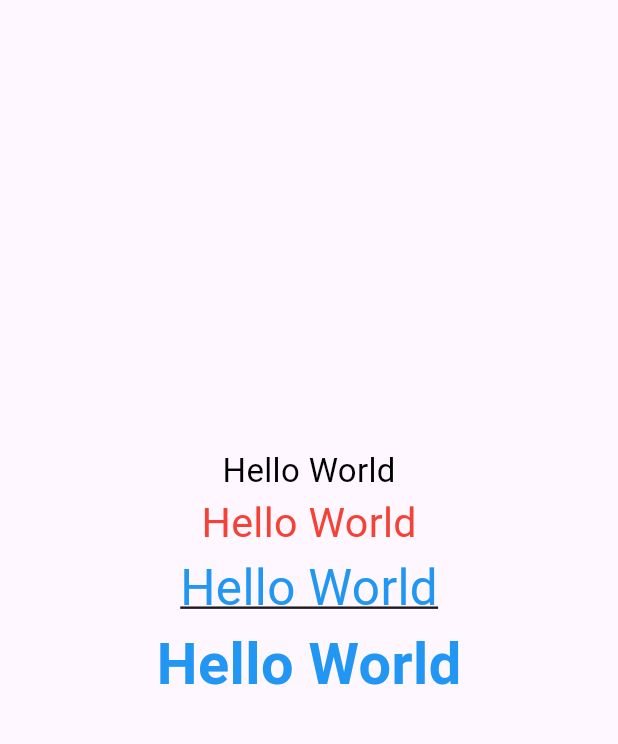
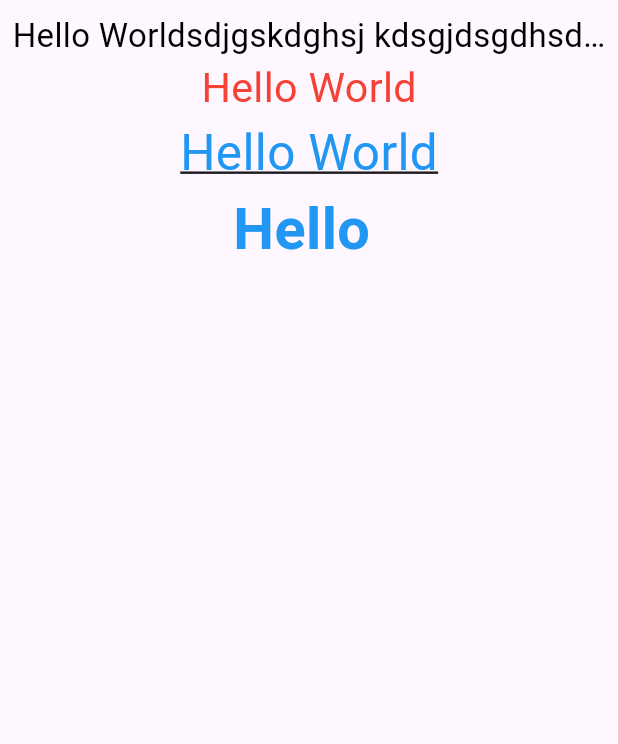
Before and after one commit to TamilSelvanRaja/Responsive_font_flutter, a Flutter app: the screen it shows after launch, on a phone screen of 412 x 824 dp, the part 84-828 px from its top. Run offline on Flutter 3.47's test engine with Material 3 defaults, Android fonts, the phone set to English and light mode, and no system bars.

Commit message:
Package Update

```diff
--- a/example/lib/main.dart
+++ b/example/lib/main.dart
@@ -37,14 +37,16 @@ class _MyHomePageState extends State<MyHomePage> {
         title: Text(widget.text),
       ),
       body: const Center(
-        child: Column(
-          mainAxisAlignment: MainAxisAlignment.center,
-          children: [
-            ResponsiveFonts(text: "Hello World", size: 20),
-            ResponsiveFonts(text: "Hello World", size: 25, color: Colors.red),
-            ResponsiveFonts(text: "Hello World", size: 30, decoration: TextDecoration.underline, color: Colors.blue),
-            ResponsiveFonts(text: "Hello World", size: 35, color: Colors.blue, fontWeight: FontWeight.bold),
-          ],
+        child: Padding(
+          padding: EdgeInsets.all(8.0),
+          child: Column(
+            children: [
+              ResponsiveFonts(text: "Hello Worldsdjgskdghsj kdsgjdsgdhsd ghsjkdhksdh sjdskjdhsk dhdhjsdhsdhsjd", size: 20, textalignment: TextAlign.center, overflow: TextOverflow.ellipsis),
+              ResponsiveFonts(text: "Hello World", size: 25, color: Colors.red),
+              ResponsiveFonts(text: "Hello World", size: 30, decoration: TextDecoration.underline, color: Colors.blue),
+              ResponsiveFonts(text: "Hello ", size: 35, color: Colors.blue, fontWeight: FontWeight.bold),
+            ],
+          ),
         ),
       ),
     );
--- a/lib/src/responsive_fontsize.dart
+++ b/lib/src/responsive_fontsize.dart
@@ -1,22 +1,20 @@
 part of '../responsive_fonts.dart';
 
 class ResponsiveFonts extends StatelessWidget {
-  const ResponsiveFonts({super.key, required this.text, required this.size, this.color, this.decoration, this.fontWeight});
+  const ResponsiveFonts({super.key, required this.text, required this.size, this.color, this.decoration, this.fontWeight, this.textalignment, this.overflow});
   final String text;
   final double size;
   final Color? color;
   final TextDecoration? decoration;
   final FontWeight? fontWeight;
+  final TextAlign? textalignment;
+  final TextOverflow? overflow;
   @override
   Widget build(BuildContext context) {
     return Text(
       text,
-      style: TextStyle(
-        color: color ?? Colors.black,
-        fontSize: getProportionateScreenWidth(context, size),
-        decoration: decoration,
-        fontWeight: fontWeight,
-      ),
+      textAlign: textalignment,
+      style: TextStyle(color: color ?? Colors.black, fontSize: getProportionateScreenWidth(context, size), decoration: decoration, fontWeight: fontWeight, overflow: overflow),
     );
   }
 
--- a/pubspec.yaml
+++ b/pubspec.yaml
@@ -1,6 +1,6 @@
 name: responsive_fonts
-description: "A new Flutter package project."
-version: 0.0.1
+description: "The Flutter Text widget dynamically adjusts its size to fit the screen dimensions like (Mobiles, Windows, Web)."
+version: 0.0.3
 homepage: https://github.com/TamilSelvanRaja/Responsive_font_flutter.git
 
 environment:
```
Also changed, not shown: example/pubspec.lock.
